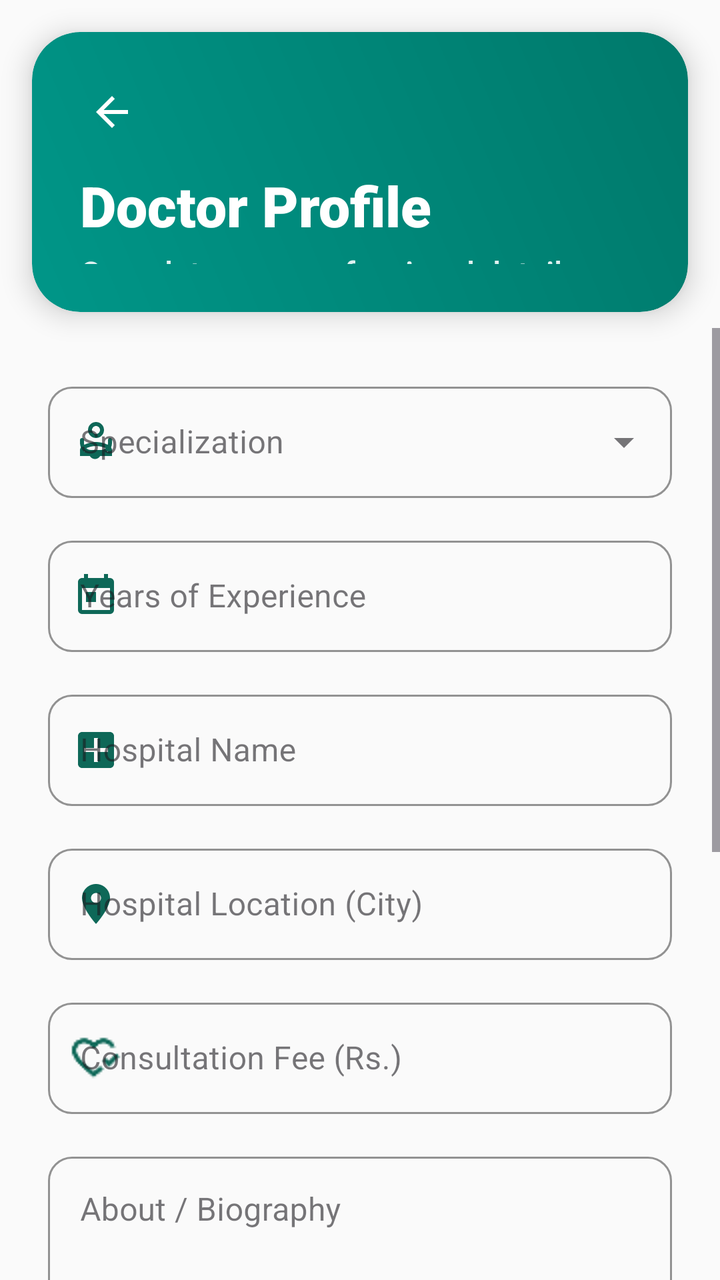
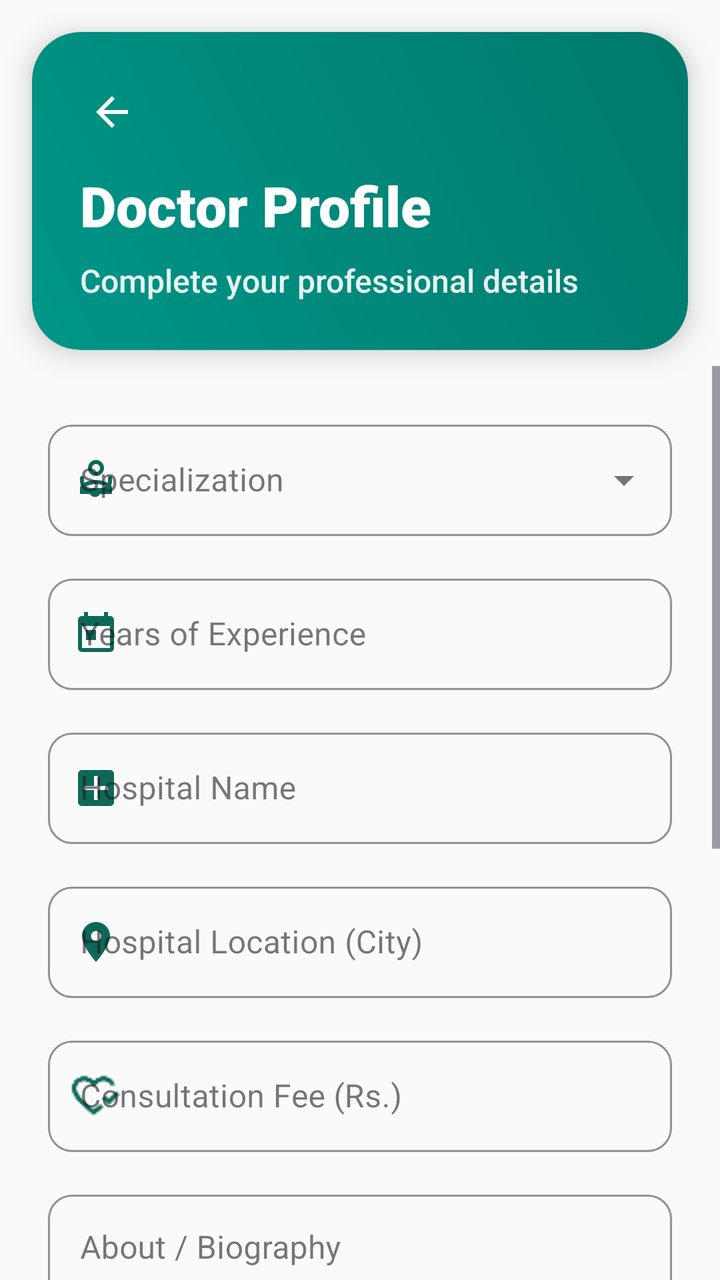

Before-and-after screenshots of an Android layout around one commit, followed by the original layout XML and the change that was made.
<!-- AndroidManifest.xml: application theme Theme.Heal -->
<!-- res/layout/activity_doctor_profile_setup.xml -->
<?xml version="1.0" encoding="utf-8"?>
<androidx.constraintlayout.widget.ConstraintLayout xmlns:android="http://schemas.android.com/apk/res/android"
    xmlns:app="http://schemas.android.com/apk/res-auto"
    xmlns:tools="http://schemas.android.com/tools"
    android:layout_width="match_parent"
    android:layout_height="match_parent"
    android:background="#FAFAFA"
    tools:context=".DoctorProfileSetupActivity">

    <androidx.cardview.widget.CardView
        android:id="@+id/headerCard"
        android:layout_width="match_parent"
        android:layout_height="140dp"
        android:layout_margin="16dp"
        app:cardCornerRadius="24dp"
        app:cardElevation="8dp"
        app:layout_constraintTop_toTopOf="parent">

        <LinearLayout
            android:layout_width="match_parent"
            android:layout_height="match_parent"
            android:background="@drawable/gradient_teal"
            android:gravity="center_vertical"
            android:orientation="vertical"
            android:padding="24dp">

            <ImageView
                android:id="@+id/btnBack"
                android:layout_width="32dp"
                android:layout_height="32dp"
                android:layout_marginBottom="12dp"
                android:padding="4dp"
                android:background="?attr/selectableItemBackgroundBorderless"
                android:src="@drawable/ic_back"
                app:tint="@color/white" />

            <TextView
                android:id="@+id/tvHeaderTitle"
                android:layout_width="wrap_content"
                android:layout_height="wrap_content"
                android:fontFamily="sans-serif-black"
                android:text="Doctor Profile"
                android:textColor="#FFFFFF"
                android:textSize="28sp" />

            <TextView
                android:id="@+id/tvHeaderSubtitle"
                android:layout_width="wrap_content"
                android:layout_height="wrap_content"
                android:layout_marginTop="4dp"
                android:fontFamily="sans-serif-medium"
                android:text="Complete your professional details"
                android:textColor="#E0F2F1"
                android:textSize="16sp" />
        </LinearLayout>
    </androidx.cardview.widget.CardView>

    <ScrollView
        android:layout_width="match_parent"
        android:layout_height="0dp"
        android:layout_marginTop="8dp"
        app:layout_constraintBottom_toBottomOf="parent"
        app:layout_constraintTop_toBottomOf="@id/headerCard">

        <LinearLayout
            android:layout_width="match_parent"
            android:layout_height="wrap_content"
            android:orientation="vertical"
            android:padding="24dp">

            <com.google.android.material.textfield.TextInputLayout
                style="@style/Widget.MaterialComponents.TextInputLayout.OutlinedBox.ExposedDropdownMenu"
                android:layout_width="match_parent"
                android:layout_height="wrap_content"
                android:layout_marginBottom="16dp"
                android:hint="Specialization"
                app:boxCornerRadiusBottomEnd="12dp"
                app:boxCornerRadiusBottomStart="12dp"
                app:boxCornerRadiusTopEnd="12dp"
                app:boxCornerRadiusTopStart="12dp"
                app:boxStrokeColor="@color/colorPrimary"
                app:startIconDrawable="@drawable/ic_doctor"
                app:startIconTint="@color/colorPrimary">

                <AutoCompleteTextView
                    android:id="@+id/etSpecialization"
                    android:layout_width="match_parent"
                    android:layout_height="wrap_content"
                    android:inputType="none" />
            </com.google.android.material.textfield.TextInputLayout>

            
            <com.google.android.material.textfield.TextInputLayout
                style="@style/Widget.MaterialComponents.TextInputLayout.OutlinedBox"
                android:layout_width="match_parent"
                android:layout_height="wrap_content"
                android:layout_marginBottom="16dp"
                android:hint="Years of Experience"
                app:boxCornerRadiusBottomEnd="12dp"
                app:boxCornerRadiusBottomStart="12dp"
                app:boxCornerRadiusTopEnd="12dp"
                app:boxCornerRadiusTopStart="12dp"
                app:boxStrokeColor="@color/colorPrimary"
                app:startIconDrawable="@drawable/ic_schedule"
                app:startIconTint="@color/colorPrimary">

                <com.google.android.material.textfield.TextInputEditText
                    android:id="@+id/etExperience"
                    android:layout_width="match_parent"
                    android:layout_height="wrap_content"
                    android:inputType="number" />
            </com.google.android.material.textfield.TextInputLayout>

            
            <com.google.android.material.textfield.TextInputLayout
                style="@style/Widget.MaterialComponents.TextInputLayout.OutlinedBox"
                android:layout_width="match_parent"
                android:layout_height="wrap_content"
                android:layout_marginBottom="16dp"
                android:hint="Hospital Name"
                app:boxCornerRadiusBottomEnd="12dp"
                app:boxCornerRadiusBottomStart="12dp"
                app:boxCornerRadiusTopEnd="12dp"
                app:boxCornerRadiusTopStart="12dp"
                app:boxStrokeColor="@color/colorPrimary"
                app:startIconDrawable="@drawable/ic_hospital"
                app:startIconTint="@color/colorPrimary">

                <com.google.android.material.textfield.TextInputEditText
                    android:id="@+id/etHospitalName"
                    android:layout_width="match_parent"
                    android:layout_height="wrap_content"
                    android:inputType="text" />
            </com.google.android.material.textfield.TextInputLayout>

            
            <com.google.android.material.textfield.TextInputLayout
                style="@style/Widget.MaterialComponents.TextInputLayout.OutlinedBox"
                android:layout_width="match_parent"
                android:layout_height="wrap_content"
                android:layout_marginBottom="16dp"
                android:hint="Hospital Location (City)"
                app:boxCornerRadiusBottomEnd="12dp"
                app:boxCornerRadiusBottomStart="12dp"
                app:boxCornerRadiusTopEnd="12dp"
                app:boxCornerRadiusTopStart="12dp"
                app:boxStrokeColor="@color/colorPrimary"
                app:startIconDrawable="@drawable/ic_location"
                app:startIconTint="@color/colorPrimary">

                <com.google.android.material.textfield.TextInputEditText
                    android:id="@+id/etHospitalLocation"
                    android:layout_width="match_parent"
                    android:layout_height="wrap_content"
                    android:inputType="text" />
            </com.google.android.material.textfield.TextInputLayout>

            
            <com.google.android.material.textfield.TextInputLayout
                style="@style/Widget.MaterialComponents.TextInputLayout.OutlinedBox"
                android:layout_width="match_parent"
                android:layout_height="wrap_content"
                android:layout_marginBottom="16dp"
                android:hint="Consultation Fee (Rs.)"
                app:boxCornerRadiusBottomEnd="12dp"
                app:boxCornerRadiusBottomStart="12dp"
                app:boxCornerRadiusTopEnd="12dp"
                app:boxCornerRadiusTopStart="12dp"
                app:boxStrokeColor="@color/colorPrimary"
                app:startIconDrawable="@drawable/heart"
                app:startIconTint="@color/colorPrimary">

                <com.google.android.material.textfield.TextInputEditText
                    android:id="@+id/etFee"
                    android:layout_width="match_parent"
                    android:layout_height="wrap_content"
                    android:inputType="number" />
            </com.google.android.material.textfield.TextInputLayout>

            
            <com.google.android.material.textfield.TextInputLayout
                style="@style/Widget.MaterialComponents.TextInputLayout.OutlinedBox"
                android:layout_width="match_parent"
                android:layout_height="wrap_content"
                android:layout_marginBottom="16dp"
                android:hint="About / Biography"
                app:boxCornerRadiusBottomEnd="12dp"
                app:boxCornerRadiusBottomStart="12dp"
                app:boxCornerRadiusTopEnd="12dp"
                app:boxCornerRadiusTopStart="12dp"
                app:boxStrokeColor="@color/colorPrimary">

                <com.google.android.material.textfield.TextInputEditText
                    android:id="@+id/etAbout"
                    android:layout_width="match_parent"
                    android:layout_height="wrap_content"
                    android:gravity="top"
                    android:inputType="textMultiLine"
                    android:lines="3" />
            </com.google.android.material.textfield.TextInputLayout>

            
            <com.google.android.material.textfield.TextInputLayout
                style="@style/Widget.MaterialComponents.TextInputLayout.OutlinedBox"
                android:layout_width="match_parent"
                android:layout_height="wrap_content"
                android:layout_marginBottom="16dp"
                android:hint="Languages (e.g. English, Urdu)"
                app:boxCornerRadiusBottomEnd="12dp"
                app:boxCornerRadiusBottomStart="12dp"
                app:boxCornerRadiusTopEnd="12dp"
                app:boxCornerRadiusTopStart="12dp"
                app:boxStrokeColor="@color/colorPrimary"
                app:startIconDrawable="@drawable/ic_chat"
                app:startIconTint="@color/colorPrimary">

                <com.google.android.material.textfield.TextInputEditText
                    android:id="@+id/etLanguages"
                    android:layout_width="match_parent"
                    android:layout_height="wrap_content"
                    android:inputType="text" />
            </com.google.android.material.textfield.TextInputLayout>

            
            <com.google.android.material.textfield.TextInputLayout
                style="@style/Widget.MaterialComponents.TextInputLayout.OutlinedBox"
                android:layout_width="match_parent"
                android:layout_height="wrap_content"
                android:layout_marginBottom="16dp"
                android:hint="Qualifications (e.g. MBBS, FCPS)"
                app:boxCornerRadiusBottomEnd="12dp"
                app:boxCornerRadiusBottomStart="12dp"
                app:boxCornerRadiusTopEnd="12dp"
                app:boxCornerRadiusTopStart="12dp"
                app:boxStrokeColor="@color/colorPrimary"
                app:startIconDrawable="@drawable/ic_checkup"
                app:startIconTint="@color/colorPrimary">

                <com.google.android.material.textfield.TextInputEditText
                    android:id="@+id/etQualifications"
                    android:layout_width="match_parent"
                    android:layout_height="wrap_content"
                    android:inputType="text" />
            </com.google.android.material.textfield.TextInputLayout>

            
            <TextView
                android:layout_width="wrap_content"
                android:layout_height="wrap_content"
                android:layout_marginBottom="8dp"
                android:fontFamily="sans-serif-black"
                android:text="Appointment Time Slots"
                android:textColor="@color/colorPrimary"
                android:textSize="14sp" />

            <com.google.android.material.chip.ChipGroup
                android:id="@+id/cgTimeSlots"
                android:layout_width="match_parent"
                android:layout_height="wrap_content"
                android:layout_marginBottom="8dp"
                app:chipSpacingHorizontal="8dp"
                app:chipSpacingVertical="4dp" />

            <Button
                android:id="@+id/btnAddSlot"
                style="@style/Widget.MaterialComponents.Button.TextButton"
                android:layout_width="wrap_content"
                android:layout_height="wrap_content"
                android:layout_marginBottom="24dp"
                android:text=" Add Time Slot"
                android:textColor="@color/colorPrimary"
                app:icon="@android:drawable/ic_input_add"
                app:iconTint="@color/colorPrimary" />

            <Button
                android:id="@+id/btnCompleteSetup"
                android:layout_width="match_parent"
                android:layout_height="56dp"
                android:backgroundTint="@color/colorPrimary"
                android:text="COMPLETE SETUP"
                android:textSize="16sp"
                android:textStyle="bold"
                app:cornerRadius="12dp" />

            <ProgressBar
                android:id="@+id/progressBar"
                android:layout_width="wrap_content"
                android:layout_height="wrap_content"
                android:layout_gravity="center"
                android:layout_marginTop="16dp"
                android:visibility="gone"
                android:indeterminateTint="@color/colorPrimary" />

        </LinearLayout>
    </ScrollView>

</androidx.constraintlayout.widget.ConstraintLayout>
<!-- resources referenced by this layout -->
<resources>
  <color name="colorPrimary">#0E6858</color>
  <color name="white">#FFFFFF</color>
  <!-- drawable gradient_teal (drawable) -->
  <?xml version="1.0" encoding="utf-8"?>
  <shape xmlns:android="http://schemas.android.com/apk/res/android">
      <gradient
          android:angle="45"
          android:endColor="#00796B"
          android:startColor="#009688"
          android:type="linear" />
      <corners android:radius="24dp" />
  </shape>
  <!-- drawable ic_back (drawable) -->
  <vector xmlns:android="http://schemas.android.com/apk/res/android"
      android:width="24dp" android:height="24dp"
      android:viewportWidth="24.0" android:viewportHeight="24.0">
      <path android:fillColor="#FF000000" android:pathData="M20,11H7.83l5.59,-5.59L12,4l-8,8l8,8l1.41,-1.41L7.83,13H20v-2z"/>
  </vector>
  <!-- drawable ic_chat (drawable) -->
  <vector xmlns:android="http://schemas.android.com/apk/res/android"
      android:width="24dp"
      android:height="24dp"
      android:viewportWidth="24"
      android:viewportHeight="24"
      android:tint="@color/colorPrimary">
      <path
          android:fillColor="@android:color/white"
          android:pathData="M20,2H4C2.9,2 2,2.9 2,4V22L6,18H20C21.1,18 22,17.1 22,16V4C22,2.9 21.1,2 20,2M20,16H5.17L4,17.17V4H20V16Z" />
  </vector>
  <!-- drawable ic_checkup (drawable) -->
  <vector xmlns:android="http://schemas.android.com/apk/res/android"
      android:width="24dp"
      android:height="24dp"
      android:viewportWidth="24"
      android:viewportHeight="24">
      <path
          android:fillColor="#000000"
          android:pathData="M3,13h2.2l1.6,4l3.1,-8l2.3,6h3.1l1.5,-3h2.2c0.6,0 1,-0.4 1,-1s-0.4,-1 -1,-1h-3.1l-1.5,3h-2.3l-2.3,-6l-3.1,8l-1.6,-4h-3.1c-0.6,0 -1,0.4 -1,1s0.4,1 1,1z" />
  </vector>
  <!-- drawable ic_hospital (drawable) -->
  <vector xmlns:android="http://schemas.android.com/apk/res/android"
      android:width="24dp"
      android:height="24dp"
      android:viewportWidth="24"
      android:viewportHeight="24">
      <path
          android:fillColor="#000000"
          android:pathData="M19,3H5C3.9,3 3,3.9 3,5V19C3,20.1 3.9,21 5,21H19C20.1,21 21,20.1 21,19V5C21,3.9 20.1,3 19,3M18,13H13V18H11V13H6V11H11V6H13V11H18V13Z" />
  </vector>
  <!-- drawable ic_location (drawable) -->
  <vector xmlns:android="http://schemas.android.com/apk/res/android"
      android:width="24dp"
      android:height="24dp"
      android:viewportWidth="24"
      android:viewportHeight="24">
      <path
          android:fillColor="#000000"
          android:pathData="M12,2C8.13,2 5,5.13 5,9c0,5.25 7,13 7,13s7,-7.75 7,-13c0,-3.87 -3.13,-7 -7,-7zM12,11.5c-1.38,0 -2.5,-1.12 -2.5,-2.5s1.12,-2.5 2.5,-2.5 2.5,1.12 2.5,2.5 -1.12,2.5 -2.5,2.5z" />
  </vector>
  <!-- drawable ic_schedule (drawable) -->
  <vector xmlns:android="http://schemas.android.com/apk/res/android"
      android:width="24dp"
      android:height="24dp"
      android:viewportWidth="24"
      android:viewportHeight="24"
      android:tint="@color/colorPrimary">
      <path
          android:fillColor="@android:color/white"
          android:pathData="M19,3H18V1H16V3H8V1H6V3H5C3.89,3 3,3.9 3,5V19A2,2 0 0,0 5,21H19A2,2 0 0,0 21,19V5A2,2 0 0,0 19,3M19,19H5V8H19V19M7,10H12V15H7V10Z" />
  </vector>
  <style name="Theme.Heal" parent="Base.Theme.Heal" />
  <style name="Base.Theme.Heal" parent="Theme.Material3.DayNight.NoActionBar">
          
          <item name="colorPrimary">@color/colorPrimary</item>
          <item name="colorPrimaryVariant">@color/colorPrimaryVariant</item>
          <item name="colorAccent">@color/colorAccent</item>
          <item name="android:statusBarColor">@color/app_background_color</item>
          <item name="android:windowLightStatusBar">true</item>
      </style>
  <color name="colorPrimaryVariant">#328171</color>
  <color name="colorAccent">#88D5C2</color>
  <color name="app_background_color">#E8F0EE</color>
  <!-- unchanged entries left out for length: 2 -->
</resources>

<!-- the commit's change to res/layout/activity_doctor_profile_setup.xml (unified diff, before → after) -->
@@ -10,7 +10,7 @@
     <androidx.cardview.widget.CardView
         android:id="@+id/headerCard"
         android:layout_width="match_parent"
-        android:layout_height="140dp"
+        android:layout_height="wrap_content"
         android:layout_margin="16dp"
         app:cardCornerRadius="24dp"
         app:cardElevation="8dp"
@@ -18,9 +18,8 @@
 
         <LinearLayout
             android:layout_width="match_parent"
-            android:layout_height="match_parent"
+            android:layout_height="wrap_content"
             android:background="@drawable/gradient_teal"
-            android:gravity="center_vertical"
             android:orientation="vertical"
             android:padding="24dp">
 
@@ -47,11 +46,12 @@
                 android:id="@+id/tvHeaderSubtitle"
                 android:layout_width="wrap_content"
                 android:layout_height="wrap_content"
-                android:layout_marginTop="4dp"
+                android:layout_marginTop="8dp"
                 android:fontFamily="sans-serif-medium"
                 android:text="Complete your professional details"
-                android:textColor="#E0F2F1"
-                android:textSize="16sp" />
+                android:textColor="#FFFFFF"
+                android:textSize="16sp"
+                android:alpha="0.9"/>
         </LinearLayout>
     </androidx.cardview.widget.CardView>
 
